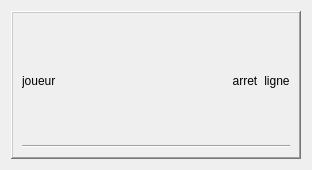
The window that StreetCar/StreetCar/PlayerWidget.ui (paboccard/Projet_Prog_Jeu) describes before a commit, drawn with Qt 5.
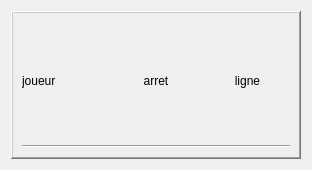
The same window after the commit.

Patch:
```diff
--- a/StreetCar/StreetCar/PlayerWidget.ui
+++ b/StreetCar/StreetCar/PlayerWidget.ui
@@ -32,19 +32,6 @@
           </property>
          </widget>
         </item>
-        <item>
-         <spacer name="horizontalSpacer">
-          <property name="orientation">
-           <enum>Qt::Horizontal</enum>
-          </property>
-          <property name="sizeHint" stdset="0">
-           <size>
-            <width>40</width>
-            <height>20</height>
-           </size>
-          </property>
-         </spacer>
-        </item>
         <item>
          <widget class="QLabel" name="labelStop">
           <property name="text">
```
